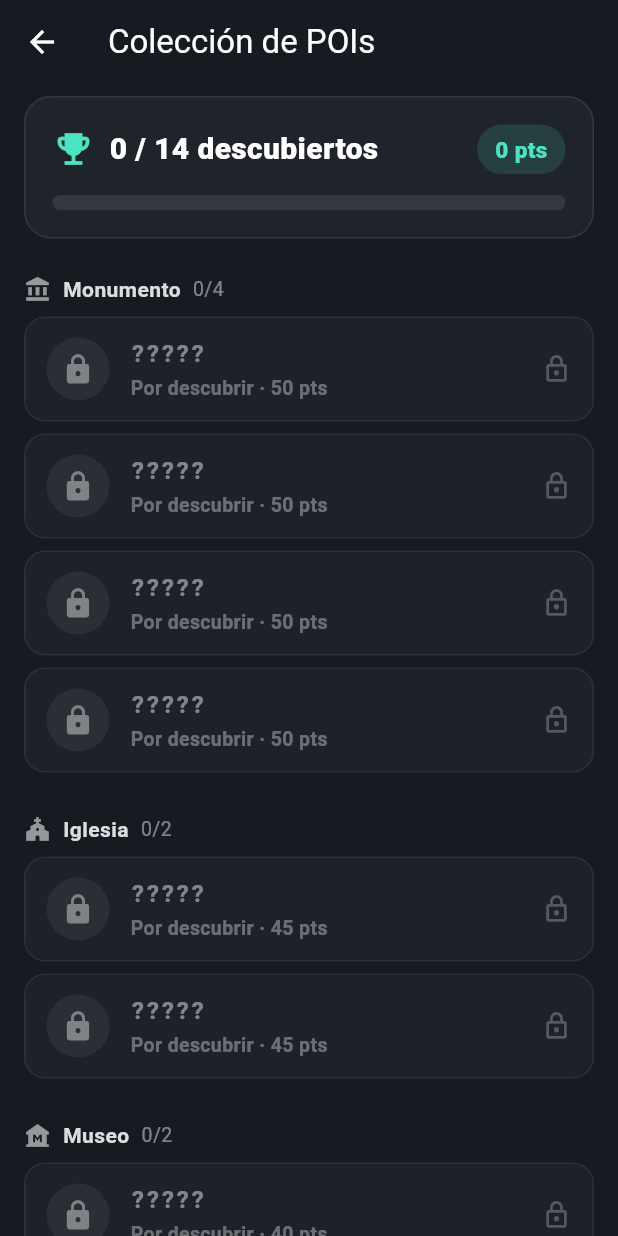
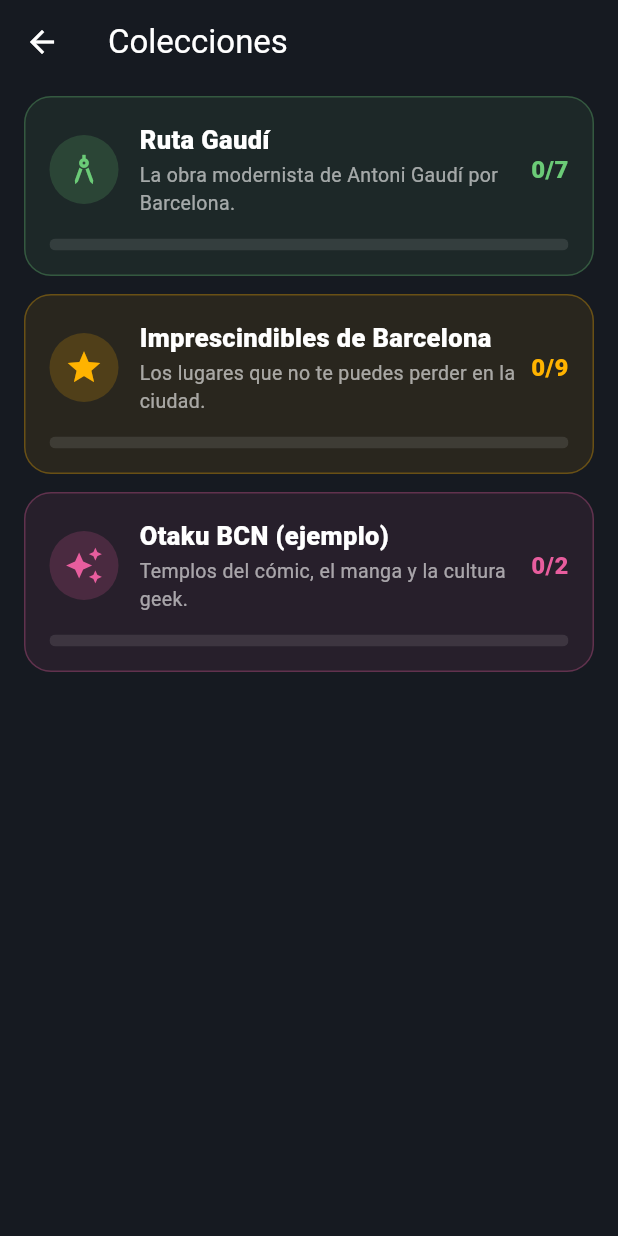
Before and after one commit to urosell/fog-of-war, a Flutter app: the screen it shows after launch, after a tap on the "emoji events" icon, on a phone screen of 412 x 824 dp. Run offline on Flutter 3.47's test engine with Material 3 defaults, Android fonts, the phone set to English and light mode, and no system bars; our stand-ins replace flutter_map, geolocator, latlong2.

Commit message:
Colecciones tematicas de POIs (Ruta Gaudi, Otaku BCN...)
Nueva capa sobre los POIs: colecciones tematicas que referencian POIs del pozo comun por ID, de modo que un mismo lugar puede estar en varias. Hub de colecciones con progreso por tema + pantalla de detalle filtrada. 8 tests nuevos.

Co-Authored-By: Claude Opus 4.8 <noreply@anthropic.com>

```diff
--- a/lib/main.dart
+++ b/lib/main.dart
@@ -19,7 +19,8 @@ import 'map/map_style.dart';
 import 'poi/poi.dart';
 import 'poi/poi_controller.dart';
 import 'ui/hud.dart';
-import 'ui/poi_collection_screen.dart';
+import 'ui/poi_collection_screen.dart' show iconForCategory;
+import 'ui/poi_collections_screen.dart';
 
 void main() {
   runApp(const FogOfWarApp());
@@ -198,12 +199,12 @@ class _MapScreenState extends State<MapScreen> {
     _mostrarAviso('Mapa: ${kMapStyles[_styleIndex].name}');
   }
 
-  // Abre la pantalla de colección de POIs. Si al cerrarla el usuario tocó un
-  // POI descubierto, centramos el mapa en él (y desactivamos el auto-seguir).
+  // Abre el hub de colecciones de POIs. Si al cerrarlo el usuario tocó un POI
+  // descubierto, centramos el mapa en él (y desactivamos el auto-seguir).
   Future<void> _abrirColeccion() async {
     final elegido = await Navigator.of(context).push<Poi>(
       MaterialPageRoute(
-        builder: (_) => PoiCollectionScreen(poiController: _poi),
+        builder: (_) => PoiCollectionsScreen(poiController: _poi),
       ),
     );
     if (elegido == null || !mounted) return;
--- a/lib/poi/poi.dart
+++ b/lib/poi/poi.dart
@@ -14,7 +14,8 @@ enum PoiCategory {
   museo(label: 'Museo', points: 40),
   parque(label: 'Parque', points: 30),
   mirador(label: 'Mirador', points: 25),
-  plaza(label: 'Plaza', points: 20);
+  plaza(label: 'Plaza', points: 20),
+  tienda(label: 'Tienda', points: 15);
 
   final String label;
   final int points;
@@ -42,7 +43,11 @@ class Poi {
   int get points => category.points;
 }
 
-/// Lista curada de POIs reales de Barcelona para arrancar el sistema.
+/// "Pozo" común de POIs: TODOS los lugares conocidos de Barcelona.
+///
+/// Las colecciones temáticas (ver `poi_collection.dart`) no tienen sus propios
+/// POIs: simplemente referencian por ID a los de esta lista. Así un mismo lugar
+/// (p. ej. la Sagrada Família) puede pertenecer a varias colecciones a la vez.
 const List<Poi> kBarcelonaPois = [
   Poi(
     id: 'sagrada_familia',
@@ -128,4 +133,37 @@ const List<Poi> kBarcelonaPois = [
     location: LatLng(41.4225, 2.1187),
     category: PoiCategory.mirador,
   ),
+  // --- Obras de Gaudí adicionales (para la colección "Ruta Gaudí") ---
+  Poi(
+    id: 'casa_vicens',
+    name: 'Casa Vicens',
+    location: LatLng(41.4036, 2.1518),
+    category: PoiCategory.monumento,
+  ),
+  Poi(
+    id: 'palau_guell',
+    name: 'Palau Güell',
+    location: LatLng(41.3793, 2.1742),
+    category: PoiCategory.monumento,
+  ),
+  Poi(
+    id: 'torre_bellesguard',
+    name: 'Torre Bellesguard',
+    location: LatLng(41.4186, 2.1320),
+    category: PoiCategory.monumento,
+  ),
+  // --- Ejemplo de otro tema: tiendas "otaku"/cómic (colección "Otaku BCN") ---
+  // NOTA: coordenadas APROXIMADAS, verificar antes de publicar.
+  Poi(
+    id: 'norma_comics',
+    name: 'Norma Cómics',
+    location: LatLng(41.3922, 2.1806),
+    category: PoiCategory.tienda,
+  ),
+  Poi(
+    id: 'gigamesh',
+    name: 'Llibreria Gigamesh',
+    location: LatLng(41.3908, 2.1797),
+    category: PoiCategory.tienda,
+  ),
 ];
--- /dev/null
+++ b/lib/poi/poi_collection.dart
@@ -0,0 +1,113 @@
+// Colecciones temáticas de POIs (p. ej. "Ruta Gaudí", "Otaku BCN").
+//
+// Una colección NO contiene POIs propios: referencia por ID a los del "pozo"
+// común (`kBarcelonaPois` en poi.dart). De este modo un mismo lugar puede
+// pertenecer a varias colecciones y, al descubrirlo una sola vez, cuenta para
+// todas. La idea de juego: distintos jugadores quieren "completar" temas
+// distintos (la obra de Gaudí, los rincones otaku, los miradores...).
+
+import 'package:flutter/material.dart';
+
+import 'poi.dart';
+
+/// Una colección temática: un nombre, un look (icono + color) y la lista de IDs
+/// de POIs que la forman.
+class PoiCollection {
+  /// Identificador estable (no cambia entre versiones).
+  final String id;
+  final String name;
+
+  /// Frase corta que explica el tema ("Toda la obra de Antoni Gaudí...").
+  final String description;
+
+  /// Icono y color de acento para pintar la colección en la UI.
+  final IconData icon;
+  final Color accent;
+
+  /// IDs de los POIs que componen la colección (en orden de presentación).
+  /// Deben existir en `kBarcelonaPois`.
+  final List<String> poiIds;
+
+  const PoiCollection({
+    required this.id,
+    required this.name,
+    required this.description,
+    required this.icon,
+    required this.accent,
+    required this.poiIds,
+  });
+
+  /// Resuelve los IDs a objetos Poi reales, en el orden de [poiIds] y omitiendo
+  /// los que no existan en el pozo. [byId] es un mapa id→Poi (lo da el
+  /// PoiController para no recalcularlo cada vez).
+  List<Poi> resolvePois(Map<String, Poi> byId) {
+    final result = <Poi>[];
+    for (final id in poiIds) {
+      final poi = byId[id];
+      if (poi != null) result.add(poi);
+    }
+    return result;
+  }
+
+  /// Cuántos POIs de esta colección están descubiertos, según [isDiscoveredId].
+  int discoveredCount(bool Function(String id) isDiscoveredId) {
+    var n = 0;
+    for (final id in poiIds) {
+      if (isDiscoveredId(id)) n++;
+    }
+    return n;
+  }
+}
+
+/// Colecciones temáticas iniciales de Barcelona.
+///
+/// Para añadir un tema nuevo (otra ruta, otra afición...) basta con escribir
+/// otra `PoiCollection` aquí referenciando IDs de POIs del pozo. Si necesitas
+/// lugares que aún no existen, añádelos primero a `kBarcelonaPois`.
+const List<PoiCollection> kPoiCollections = [
+  PoiCollection(
+    id: 'gaudi',
+    name: 'Ruta Gaudí',
+    description: 'La obra modernista de Antoni Gaudí por Barcelona.',
+    icon: Icons.architecture,
+    accent: Color(0xFF6BCB77), // verde modernista
+    poiIds: [
+      'sagrada_familia',
+      'casa_batllo',
+      'la_pedrera',
+      'park_guell',
+      'casa_vicens',
+      'palau_guell',
+      'torre_bellesguard',
+    ],
+  ),
+  PoiCollection(
+    id: 'imprescindibles',
+    name: 'Imprescindibles de Barcelona',
+    description: 'Los lugares que no te puedes perder en la ciudad.',
+    icon: Icons.star,
+    accent: Color(0xFFFFB300), // ámbar "tesoro"
+    poiIds: [
+      'sagrada_familia',
+      'park_guell',
+      'catedral_bcn',
+      'casa_batllo',
+      'la_pedrera',
+      'mnac',
+      'castell_montjuic',
+      'parc_ciutadella',
+      'tibidabo',
+    ],
+  ),
+  PoiCollection(
+    id: 'otaku',
+    name: 'Otaku BCN (ejemplo)',
+    description: 'Templos del cómic, el manga y la cultura geek.',
+    icon: Icons.auto_awesome,
+    accent: Color(0xFFE85D9E), // rosa "anime"
+    poiIds: [
+      'norma_comics',
+      'gigamesh',
+    ],
+  ),
+];
--- a/lib/poi/poi_controller.dart
+++ b/lib/poi/poi_controller.dart
@@ -29,11 +29,17 @@ class PoiController extends ChangeNotifier {
   /// Todos los POIs conocidos (descubiertos o no).
   List<Poi> get allPois => _allPois;
 
+  /// Mapa id→Poi, calculado una vez, para resolver colecciones por ID rápido.
+  late final Map<String, Poi> poiById = {for (final p in _allPois) p.id: p};
+
   bool get isLoaded => _loaded;
   int get discoveredCount => _discoveredIds.length;
   int get totalCount => _allPois.length;
 
   bool isDiscovered(Poi poi) => _discoveredIds.contains(poi.id);
+
+  /// Igual que [isDiscovered] pero por ID (lo usan las colecciones).
+  bool isDiscoveredId(String id) => _discoveredIds.contains(id);
 
   /// POIs ya descubiertos (para dibujarlos en el mapa).
   List<Poi> get discoveredPois =>
--- a/lib/ui/poi_collection_screen.dart
+++ b/lib/ui/poi_collection_screen.dart
@@ -1,8 +1,8 @@
-// Pantalla de colección de POIs (tipo "logros").
+// Pantalla de DETALLE de una colección temática (p. ej. "Ruta Gaudí").
 //
-// Muestra todos los POIs conocidos agrupados por categoría: los descubiertos
-// con su nombre y puntos, y los que aún no has visitado como bloqueados (nombre
-// oculto, candado) para picar la curiosidad y animar a explorar.
+// Muestra los POIs de esa colección en orden: los descubiertos con su nombre y
+// puntos, y los que aún no has visitado como bloqueados (nombre oculto, candado)
+// para picar la curiosidad. La cabecera lleva el progreso de la colección.
 //
 // Al tocar un POI ya descubierto, la pantalla se cierra devolviéndolo, y el
 // mapa se centra en él (lo hace quien la abrió, en main.dart).
@@ -10,8 +10,8 @@
 import 'package:flutter/material.dart';
 
 import '../poi/poi.dart';
+import '../poi/poi_collection.dart';
 import '../poi/poi_controller.dart';
-import 'hud.dart';
 
 /// Icono representativo de cada categoría de POI. Público para reutilizarlo
 /// tanto aquí como en los marcadores del mapa.
@@ -29,6 +29,8 @@ IconData iconForCategory(PoiCategory c) {
       return Icons.landscape;
     case PoiCategory.plaza:
       return Icons.location_city;
+    case PoiCategory.tienda:
+      return Icons.storefront;
   }
 }
 
@@ -40,8 +42,13 @@ const Color _kBackground = Color(0xFF161A21);
 
 class PoiCollectionScreen extends StatelessWidget {
   final PoiController poiController;
+  final PoiCollection collection;
 
-  const PoiCollectionScreen({super.key, required this.poiController});
+  const PoiCollectionScreen({
+    super.key,
+    required this.poiController,
+    required this.collection,
+  });
 
   @override
   Widget build(BuildContext context) {
@@ -51,98 +58,91 @@ class PoiCollectionScreen extends StatelessWidget {
         backgroundColor: _kBackground,
         foregroundColor: Colors.white,
         elevation: 0,
-        title: const Text('Colección de POIs'),
+        title: Text(collection.name),
       ),
       // Se redibuja sola si descubres un POI mientras la tienes abierta.
       body: ListenableBuilder(
         listenable: poiController,
         builder: (context, _) {
+          final pois = collection.resolvePois(poiController.poiById);
+          // Descubiertos primero (manteniendo el orden de la colección dentro
+          // de cada grupo) para que se vean los logros arriba.
+          final ordenados = [
+            ...pois.where(poiController.isDiscovered),
+            ...pois.where((p) => !poiController.isDiscovered(p)),
+          ];
+
           return ListView(
             padding: const EdgeInsets.fromLTRB(16, 8, 16, 24),
             children: [
-              _Header(poiController: poiController),
+              _Header(poiController: poiController, collection: collection),
               const SizedBox(height: 20),
-              ..._buildCategories(context),
+              for (final poi in ordenados)
+                _PoiCard(
+                  poi: poi,
+                  discovered: poiController.isDiscovered(poi),
+                ),
             ],
           );
         },
       ),
     );
   }
-
-  // Construye, por cada categoría con POIs, su cabecera y sus tarjetas
-  // (descubiertos primero). Las categorías van en el orden del enum.
-  List<Widget> _buildCategories(BuildContext context) {
-    final widgets = <Widget>[];
-    for (final categoria in PoiCategory.values) {
-      final delGrupo =
-          poiController.allPois.where((p) => p.category == categoria).toList();
-      if (delGrupo.isEmpty) continue;
-
-      // Descubiertos primero, dentro del grupo, para que se vean los logros.
-      delGrupo.sort((a, b) {
-        final da = poiController.isDiscovered(a) ? 0 : 1;
-        final db = poiController.isDiscovered(b) ? 0 : 1;
-        return da.compareTo(db);
-      });
-
-      final descubiertos =
-          delGrupo.where(poiController.isDiscovered).length;
-
-      widgets.add(_CategoryHeader(
-        categoria: categoria,
-        descubiertos: descubiertos,
-        total: delGrupo.length,
-      ));
-      for (final poi in delGrupo) {
-        widgets.add(_PoiCard(
-          poi: poi,
-          discovered: poiController.isDiscovered(poi),
-        ));
-      }
-      widgets.add(const SizedBox(height: 16));
-    }
-    return widgets;
-  }
 }
 
-// Cabecera con el progreso global: contador, barra y puntos totales.
+// Cabecera con el progreso de la colección: icono, descripción, barra y puntos.
 class _Header extends StatelessWidget {
   final PoiController poiController;
+  final PoiCollection collection;
 
-  const _Header({required this.poiController});
+  const _Header({required this.poiController, required this.collection});
 
   @override
   Widget build(BuildContext context) {
-    final descubiertos = poiController.discoveredCount;
-    final total = poiController.totalCount;
+    final pois = collection.resolvePois(poiController.poiById);
+    final descubiertos = collection.discoveredCount(poiController.isDiscoveredId);
+    final total = pois.length;
     final fraccion = total == 0 ? 0.0 : descubiertos / total;
+    final puntos = pois
+        .where(poiController.isDiscovered)
+        .fold<int>(0, (s, p) => s + p.points);
+    final completa = total > 0 && descubiertos == total;
 
     return Container(
       padding: const EdgeInsets.all(18),
       decoration: BoxDecoration(
-        color: Colors.white.withValues(alpha: 0.04),
+        color: collection.accent.withValues(alpha: 0.08),
         borderRadius: BorderRadius.circular(18),
-        border: Border.all(color: Colors.white.withValues(alpha: 0.10)),
+        border: Border.all(color: collection.accent.withValues(alpha: 0.30)),
       ),
       child: Column(
         crossAxisAlignment: CrossAxisAlignment.start,
         children: [
           Row(
             children: [
-              const Icon(Icons.emoji_events, color: kHudAccent, size: 28),
+              Icon(collection.icon, color: collection.accent, size: 28),
               const SizedBox(width: 10),
-              Text(
-                '$descubiertos / $total descubiertos',
-                style: const TextStyle(
-                  color: Colors.white,
-                  fontSize: 20,
-                  fontWeight: FontWeight.w800,
+              Expanded(
+                child: Text(
+                  '$descubiertos / $total descubiertos',
+                  style: const TextStyle(
+                    color: Colors.white,
+                    fontSize: 20,
+                    fontWeight: FontWeight.w800,
+                  ),
                 ),
               ),
-              const Spacer(),
-              _PointsBadge(points: poiController.totalPoints),
+              _PointsBadge(points: puntos, accent: collection.accent),
             ],
+          ),
+          const SizedBox(height: 10),
+          Text(
+            completa ? '¡Colección completada! 🎉' : collection.description,
+            style: TextStyle(
+              color: Colors.white.withValues(alpha: 0.70),
+              fontSize: 14,
+              fontWeight: completa ? FontWeight.w700 : FontWeight.w500,
+            ),
           ),
           const SizedBox(height: 14),
           ClipRRect(
@@ -151,7 +151,7 @@ class _Header extends StatelessWidget {
               value: fraccion,
               minHeight: 10,
               backgroundColor: Colors.white.withValues(alpha: 0.10),
-              valueColor: const AlwaysStoppedAnimation(kHudAccent),
+              valueColor: AlwaysStoppedAnimation(collection.accent),
             ),
           ),
         ],
@@ -160,71 +160,28 @@ class _Header extends StatelessWidget {
   }
 }
 
-// Insignia con los puntos totales acumulados.
+// Insignia con los puntos acumulados en esta colección.
 class _PointsBadge extends StatelessWidget {
   final int points;
+  final Color accent;
 
-  const _PointsBadge({required this.points});
+  const _PointsBadge({required this.points, required this.accent});
 
   @override
   Widget build(BuildContext context) {
     return Container(
       padding: const EdgeInsets.symmetric(horizontal: 12, vertical: 6),
       decoration: BoxDecoration(
-        color: kHudAccent.withValues(alpha: 0.15),
+        color: accent.withValues(alpha: 0.15),
         borderRadius: BorderRadius.circular(20),
       ),
       child: Text(
         '$points pts',
-        style: const TextStyle(
-          color: kHudAccent,
+        style: TextStyle(
+          color: accent,
           fontSize: 15,
           fontWeight: FontWeight.w800,
         ),
-      ),
-    );
-  }
-}
-
-// Cabecera de un grupo de categoría: "Monumentos  2/4".
-class _CategoryHeader extends StatelessWidget {
-  final PoiCategory categoria;
-  final int descubiertos;
-  final int total;
-
-  const _CategoryHeader({
-    required this.categoria,
-    required this.descubiertos,
-    required this.total,
-  });
-
-  @override
-  Widget build(BuildContext context) {
-    return Padding(
-      padding: const EdgeInsets.only(top: 4, bottom: 8),
-      child: Row(
-        children: [
-          Icon(iconForCategory(categoria),
-              color: Colors.white.withValues(alpha: 0.55), size: 18),
-          const SizedBox(width: 8),
-          Text(
-            categoria.label,
-            style: TextStyle(
-              color: Colors.white.withValues(alpha: 0.85),
-              fontSize: 14,
-              fontWeight: FontWeight.w700,
-              letterSpacing: 0.3,
-            ),
-          ),
-          const SizedBox(width: 8),
-          Text(
-            '$descubiertos/$total',
-            style: TextStyle(
-              color: Colors.white.withValues(alpha: 0.45),
-              fontSize: 13,
-            ),
-          ),
-        ],
       ),
     );
   }
--- /dev/null
+++ b/lib/ui/poi_collections_screen.dart
@@ -0,0 +1,182 @@
+// Pantalla "hub" de colecciones temáticas.
+//
+// Lista todas las colecciones (Ruta Gaudí, Otaku BCN...) con su progreso. Al
+// tocar una, abre su detalle (PoiCollectionScreen). Si dentro del detalle el
+// usuario toca un POI descubierto, ese POI "sube" hasta aquí y se devuelve a
+// main.dart para centrar el mapa en él.
+
+import 'package:flutter/material.dart';
+
+import '../poi/poi.dart';
+import '../poi/poi_collection.dart';
+import '../poi/poi_controller.dart';
+import 'poi_collection_screen.dart';
+
+/// Fondo oscuro, en sintonía con el tono de la niebla.
+const Color _kBackground = Color(0xFF161A21);
+
+class PoiCollectionsScreen extends StatelessWidget {
+  final PoiController poiController;
+
+  /// Colecciones a mostrar (por defecto las de Barcelona).
+  final List<PoiCollection> collections;
+
+  const PoiCollectionsScreen({
+    super.key,
+    required this.poiController,
+    this.collections = kPoiCollections,
+  });
+
+  // Abre el detalle de una colección. Si vuelve un POI (el usuario lo tocó),
+  // cerramos también este hub devolviéndolo para que main centre el mapa.
+  Future<void> _abrir(BuildContext context, PoiCollection collection) async {
+    final elegido = await Navigator.of(context).push<Poi>(
+      MaterialPageRoute(
+        builder: (_) => PoiCollectionScreen(
+          poiController: poiController,
+          collection: collection,
+        ),
+      ),
+    );
+    if (elegido != null && context.mounted) {
+      Navigator.of(context).pop(elegido);
+    }
+  }
+
+  @override
+  Widget build(BuildContext context) {
+    return Scaffold(
+      backgroundColor: _kBackground,
+      appBar: AppBar(
+        backgroundColor: _kBackground,
+        foregroundColor: Colors.white,
+        elevation: 0,
+        title: const Text('Colecciones'),
+      ),
+      // Se redibuja sola si descubres un POI mientras la tienes abierta.
+      body: ListenableBuilder(
+        listenable: poiController,
+        builder: (context, _) {
+          return ListView(
+            padding: const EdgeInsets.fromLTRB(16, 8, 16, 24),
+            children: [
+              for (final c in collections)
+                _CollectionCard(
+                  collection: c,
+                  poiController: poiController,
+                  onTap: () => _abrir(context, c),
+                ),
+            ],
+          );
+        },
+      ),
+    );
+  }
+}
+
+// Tarjeta de una colección: icono+color del tema, nombre, descripción, contador
+// y barra de progreso.
+class _CollectionCard extends StatelessWidget {
+  final PoiCollection collection;
+  final PoiController poiController;
+  final VoidCallback onTap;
+
+  const _CollectionCard({
+    required this.collection,
+    required this.poiController,
+    required this.onTap,
+  });
+
+  @override
+  Widget build(BuildContext context) {
+    final total = collection.poiIds.length;
+    final descubiertos =
+        collection.discoveredCount(poiController.isDiscoveredId);
+    final fraccion = total == 0 ? 0.0 : descubiertos / total;
+    final completa = total > 0 && descubiertos == total;
+    final accent = collection.accent;
+
+    return Padding(
+      padding: const EdgeInsets.only(bottom: 12),
+      child: Material(
+        color: Colors.transparent,
+        child: InkWell(
+          borderRadius: BorderRadius.circular(18),
+          onTap: onTap,
+          child: Container(
+            padding: const EdgeInsets.all(16),
+            decoration: BoxDecoration(
+              color: accent.withValues(alpha: 0.08),
+              borderRadius: BorderRadius.circular(18),
+              border: Border.all(color: accent.withValues(alpha: 0.30)),
+            ),
+            child: Column(
+              crossAxisAlignment: CrossAxisAlignment.start,
+              children: [
+                Row(
+                  children: [
+                    Container(
+                      width: 46,
+                      height: 46,
+                      decoration: BoxDecoration(
+                        color: accent.withValues(alpha: 0.18),
+                        shape: BoxShape.circle,
+                      ),
+                      child: Icon(collection.icon, color: accent, size: 26),
+                    ),
+                    const SizedBox(width: 14),
+                    Expanded(
+                      child: Column(
+                        crossAxisAlignment: CrossAxisAlignment.start,
+                        children: [
+                          Text(
+                            collection.name,
+                            style: const TextStyle(
+                              color: Colors.white,
+                              fontSize: 17,
+                              fontWeight: FontWeight.w800,
+                            ),
+                          ),
+                          const SizedBox(height: 2),
+                          Text(
+                            collection.description,
+                            style: TextStyle(
+                              color: Colors.white.withValues(alpha: 0.60),
+                              fontSize: 13,
+                            ),
+                          ),
+                        ],
+                      ),
+                    ),
+                    const SizedBox(width: 8),
+                    if (completa)
+                      Icon(Icons.verified, color: accent, size: 24)
+                    else
+                      Text(
+                        '$descubiertos/$total',
+                        style: TextStyle(
+                          color: accent,
+                          fontSize: 16,
+                          fontWeight: FontWeight.w800,
+                        ),
+                      ),
+                  ],
+                ),
+                const SizedBox(height: 14),
+                ClipRRect(
+                  borderRadius: BorderRadius.circular(8),
+                  child: LinearProgressIndicator(
+                    value: fraccion,
+                    minHeight: 8,
+                    backgroundColor: Colors.white.withValues(alpha: 0.10),
+                    valueColor: AlwaysStoppedAnimation(accent),
+                  ),
+                ),
+              ],
+            ),
+          ),
+        ),
+      ),
+    );
+  }
+}
```
Also changed, not shown: 1 other file.
